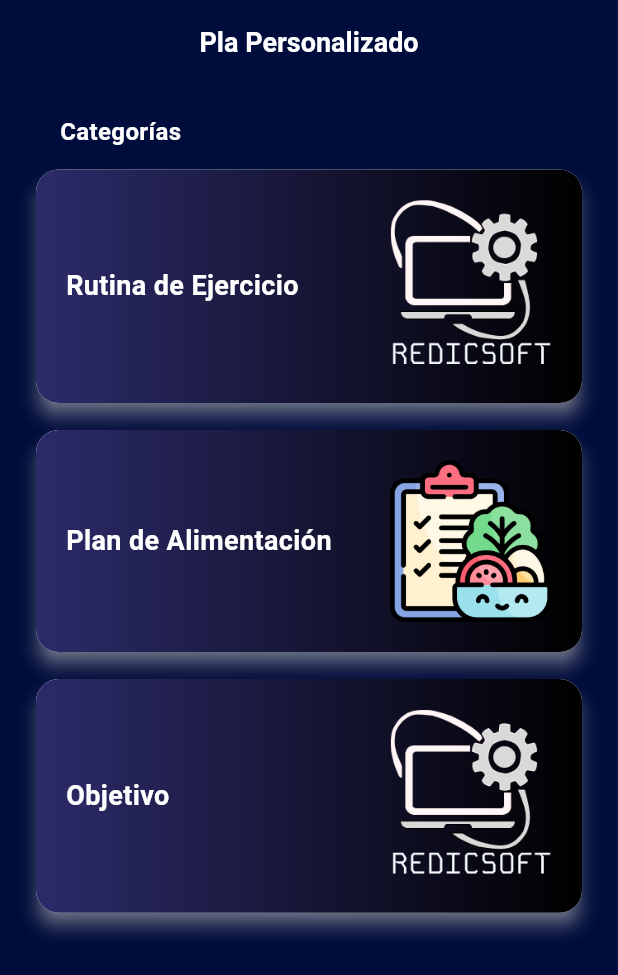
After one commit to Israelgvr/FlutterApp, a Flutter app: the PersonalizedPlan screen opened directly, on a phone screen of 412 x 824 dp. The commit adds this screen. Shown: the top 975 px of the screen. Run offline on Flutter 3.47's test engine with Material 3 defaults, Android fonts, the phone set to English and light mode, and no system bars; our stand-ins replace carousel_slider, email_validator, flutter_bloc, flutter_login.

Commit message:
version02

```diff
--- a/lib/main.dart
+++ b/lib/main.dart
@@ -10,7 +10,7 @@ class MyApp extends StatelessWidget {
   @override
   Widget build(BuildContext context) {
     return MaterialApp(
-      title: 'Login Demo',
+      title: 'Pal-GYM',
       theme: ThemeData(
 
         scaffoldBackgroundColor: const Color(0xFF000C3B), // Fondo principal del scaffold
--- a/lib/presentation/login/login_screen.dart
+++ b/lib/presentation/login/login_screen.dart
@@ -1,7 +1,8 @@
 // screens/login_screen.dart
 import 'package:flutter/material.dart';
 import 'package:flutter_login/flutter_login.dart';
-import '../pages/register_data.dart';
+import 'package:prueba3/presentation/pages/personalized_plan.dart';
+//import '../pages/register_data.dart';
 //import '../sidebar/sidebar_layout.dart';
 
 class LoginScreen extends StatelessWidget {
@@ -40,8 +41,9 @@ class LoginScreen extends StatelessWidget {
       onSubmitAnimationCompleted: () {
         Navigator.of(context).pushReplacement(MaterialPageRoute(
           //builder: (context) => const DashboardScreen(),
-          builder: (context) => const RegisterDatosScreen(),
+          //builder: (context) => const RegisterDatosScreen(),
           //builder: (context) => SideBarLayout() // Muestra la pantalla de registro antes del dashboard
+          builder: (context) => PersonalizedPlan(),
         ));
       },
       onRecoverPassword: _recoverPassword,
--- /dev/null
+++ b/lib/presentation/pages/personalized_plan.dart
@@ -0,0 +1,215 @@
+import 'package:flutter/material.dart';
+
+class PersonalizedPlan extends StatelessWidget{
+  @override
+  Widget build(BuildContext context) {
+    return Scaffold(
+      appBar: AppBar(
+        title: Text('Pla Personalizado', style: TextStyle(fontWeight: FontWeight.bold, fontSize: 18),),
+        centerTitle: true,
+      ),
+      body: SingleChildScrollView(
+        padding: EdgeInsets.all(20.0),
+        child: Center(
+          child: Column(
+            //para las card
+            children: <Widget>[
+              Align(
+                alignment: Alignment.centerLeft, // Alineación a la izquierda
+                child: Padding(
+                  padding: const EdgeInsets.symmetric(horizontal: 20.0), // Un poco de espacio a los lados
+                  child: Text(
+                    'Categorías',
+                    style: TextStyle(fontWeight: FontWeight.bold, fontSize: 16),
+                  ),
+                ),
+              ),
+              SizedBox(height: 10,),
+              //metodo
+              _crearCard1(),
+              SizedBox(height: 10,),
+              _crearCard2(),
+              SizedBox(height: 10,),
+              _crearCard3(),
+            ],
+          ),
+        ),
+      ),
+    );
+  }
+
+  //metodo para las cards
+  Widget _crearCard1() {
+    return Card(
+      elevation: 5, // Para una sombra de la card
+      shadowColor: Colors.white, // Color blanco para la sombra
+      shape: RoundedRectangleBorder(
+        borderRadius: BorderRadius.circular(15.0), // Borde redondeado
+      ),
+      child: Container(
+        decoration: BoxDecoration(
+          borderRadius: BorderRadius.circular(15.0), // Borde redondeado del Container
+          gradient: LinearGradient(
+            colors: [Color(0xFF000000), Color(0xFF2C2B6A)], // Colores del degradado
+            begin: Alignment.centerRight, // Inicio del degradado a la derecha
+            end: Alignment.centerLeft, // Fin del degradado a la izquierda
+          ),
+        ),
+        padding: EdgeInsets.all(20.0),
+        child: Row(
+          children: <Widget>[
+            // Contenedor para el Título
+            Expanded(
+              flex: 2, // Este ocupará 2/3 del ancho de la card
+              child: Column(
+                crossAxisAlignment: CrossAxisAlignment.start, // Alinear a la izquierda
+                children: <Widget>[
+                  Text(
+                    'Rutina de Ejercicio',
+                    style: TextStyle(
+                      fontWeight: FontWeight.bold,
+                      fontSize: 18,
+                      color: Colors.white,
+                    ),
+                  ),
+
+                ],
+              ),
+            ),
+
+            // Contenedor para la Imagen
+            Expanded(
+              flex: 1, // Este ocupará 1/3 del ancho de la card
+              child: ClipRRect(
+                borderRadius: BorderRadius.only(
+                  topRight: Radius.circular(15),
+                  bottomRight: Radius.circular(15),
+                ),
+                child: Image.asset(
+                  "assets/logo.png", // Ruta de la imagen local
+                  fit: BoxFit.cover,
+                ),
+              ),
+            ),
+          ],
+        ),
+      ),
+    );
+  }
+  Widget _crearCard2() {
+    return Card(
+      elevation: 5, // Para una sombra de la card
+      shadowColor: Colors.white, // Color blanco para la sombra
+      shape: RoundedRectangleBorder(
+        borderRadius: BorderRadius.circular(15.0), // Borde redondeado
+      ),
+      child: Container(
+        decoration: BoxDecoration(
+          borderRadius: BorderRadius.circular(15.0), // Borde redondeado del Container
+          gradient: LinearGradient(
+            colors: [Color(0xFF000000), Color(0xFF2C2B6A)], // Colores del degradado
+            begin: Alignment.centerRight, // Inicio del degradado a la derecha
+            end: Alignment.centerLeft, // Fin del degradado a la izquierda
+          ),
+        ),
+        padding: EdgeInsets.all(20.0),
+        child: Row(
+          children: <Widget>[
+            // Contenedor para el Título
+            Expanded(
+              flex: 2, // Este ocupará 2/3 del ancho de la card
+              child: Column(
+                crossAxisAlignment: CrossAxisAlignment.start, // Alinear a la izquierda
+                children: <Widget>[
+                  Text(
+                    'Plan de Alimentación',
+                    style: TextStyle(
+                      fontWeight: FontWeight.bold,
+                      fontSize: 18,
+                      color: Colors.white,
+                    ),
+                  ),
+
+                ],
+              ),
+            ),
+
+            // Contenedor para la Imagen
+            Expanded(
+              flex: 1, // Este ocupará 1/3 del ancho de la card
+              child: ClipRRect(
+                borderRadius: BorderRadius.only(
+                  topRight: Radius.circular(15),
+                  bottomRight: Radius.circular(15),
+                ),
+                child: Image.asset(
+                  "assets/nutrition.png", // Ruta de la imagen local
+                  fit: BoxFit.cover,
+                ),
+              ),
+            ),
+          ],
+        ),
+      ),
+    );
+  }
+
+  Widget _crearCard3() {
+    return Card(
+      elevation: 5, // Para una sombra de la card
+      shadowColor: Colors.white, // Color blanco para la sombra
+      shape: RoundedRectangleBorder(
+        borderRadius: BorderRadius.circular(15.0), // Borde redondeado
+      ),
+      child: Container(
+        decoration: BoxDecoration(
+          borderRadius: BorderRadius.circular(15.0), // Borde redondeado del Container
+          gradient: LinearGradient(
+            colors: [Color(0xFF000000), Color(0xFF2C2B6A)], // Colores del degradado
+            begin: Alignment.centerRight, // Inicio del degradado a la derecha
+            end: Alignment.centerLeft, // Fin del degradado a la izquierda
+          ),
+        ),
+        padding: EdgeInsets.all(20.0),
+        child: Row(
+          children: <Widget>[
+            // Contenedor para el Título
+            Expanded(
+              flex: 2, // Este ocupará 2/3 del ancho de la card
+              child: Column(
+                crossAxisAlignment: CrossAxisAlignment.start, // Alinear a la izquierda
+                children: <Widget>[
+                  Text(
+                    'Objetivo',
+                    style: TextStyle(
+                      fontWeight: FontWeight.bold,
+                      fontSize: 18,
+                      color: Colors.white,
+                    ),
+                  ),
+
+                ],
+              ),
+            ),
+
+            // Contenedor para la Imagen
+            Expanded(
+              flex: 1, // Este ocupará 1/3 del ancho de la card
+              child: ClipRRect(
+                borderRadius: BorderRadius.only(
+                  topRight: Radius.circular(15),
+                  bottomRight: Radius.circular(15),
+                ),
+                child: Image.asset(
+                  "assets/logo.png", // Ruta de la imagen local
+                  fit: BoxFit.cover,
+                ),
+              ),
+            ),
+          ],
+        ),
+      ),
+    );
+  }
+
+}
--- a/lib/presentation/sidebar/menu_item.dart
+++ b/lib/presentation/sidebar/menu_item.dart
@@ -6,11 +6,11 @@ class MenuItem extends StatelessWidget {
   final VoidCallback onTap;
 
   const MenuItem({
-    Key? key, // Corregido para permitir valores nulos
+    super.key, // Corregido para permitir valores nulos
     required this.icon,
     required this.title,
     required this.onTap,
-  }) : super(key: key);
+  });
 
   @override
   Widget build(BuildContext context) {
```
Also changed, not shown: assets/nutrition.png (added), assets/rutina.webp (added).
